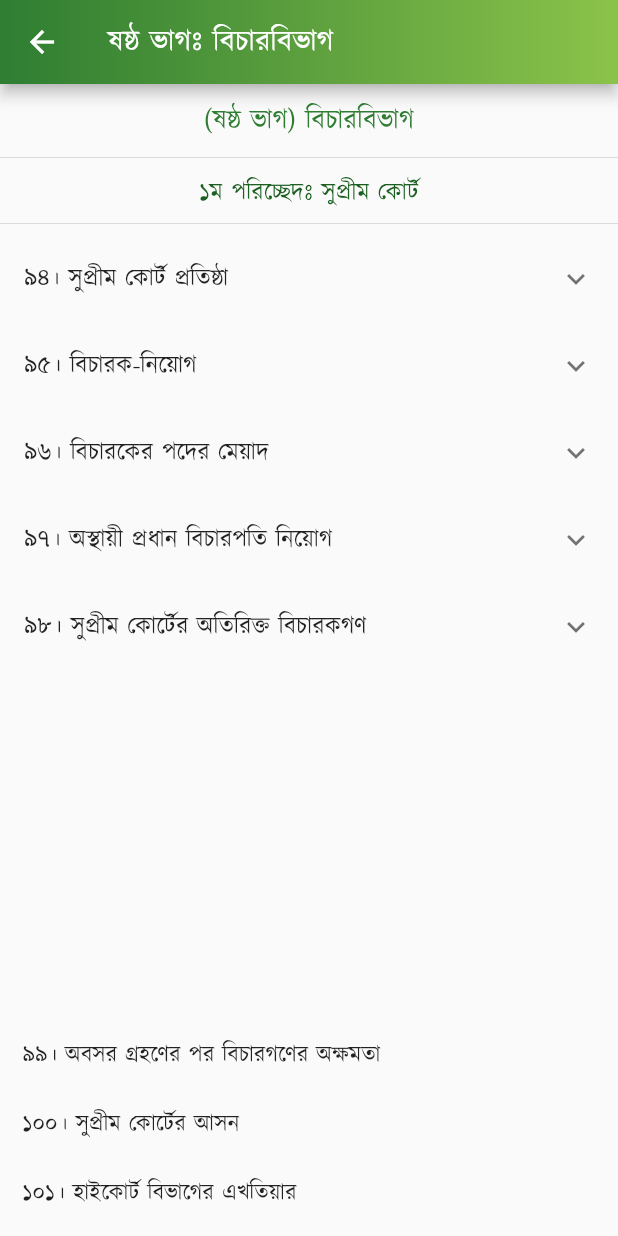
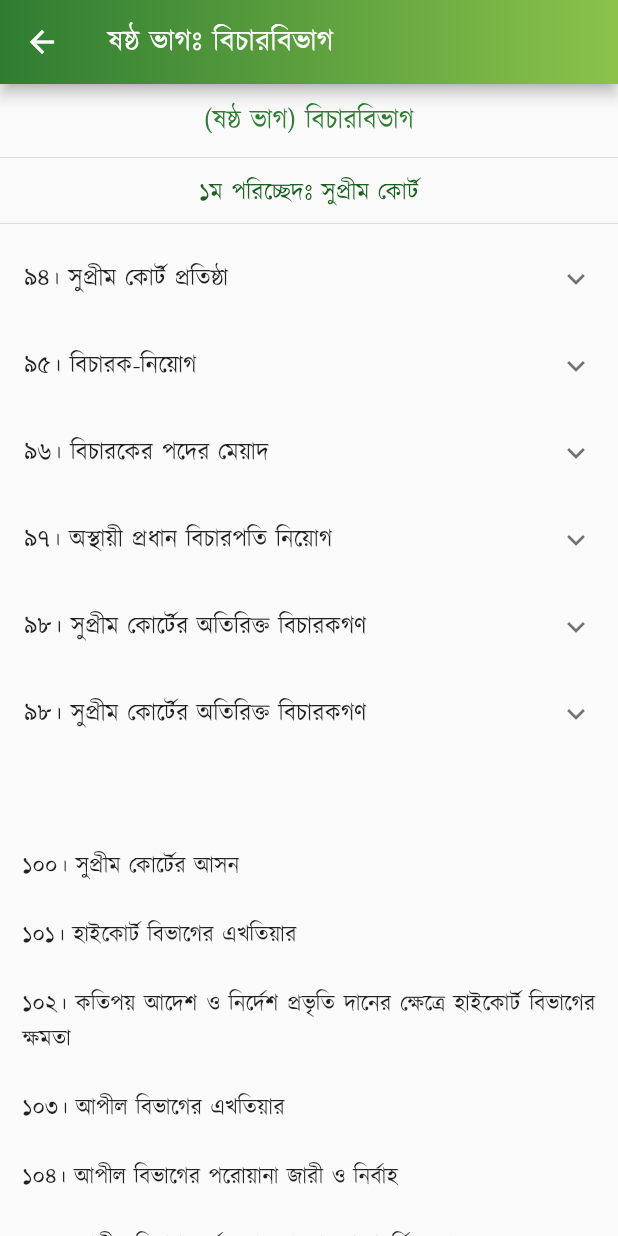
Before and after one commit to Azimul-Haque/flutter-onesignal, a Flutter app: the PartSix screen opened directly, on a phone screen of 412 x 824 dp. Run offline on Flutter 3.47's test engine with Material 2 defaults, Android fonts, the phone set to English and light mode, and no system bars; our stand-ins replace fluttertoast, package_info_plus, percent_indicator, shared_preferences, sqflite; missing offline and left inert: blinking_text, flutter_share, onesignal_flutter, slide_popup_dialog; accounts and stored records are empty; network calls fail.

Commit message:
Commit Fri 04/29/2022 13:48:02.15 17980

```diff
--- a/lib/pages/constitution/part6.dart
+++ b/lib/pages/constitution/part6.dart
@@ -132,11 +132,21 @@ class PartSix extends StatelessWidget {
               )),
             ],
           ),
+          ExpansionTile(
+            title: Text('৯৮। সুপ্রীম কোর্টের অতিরিক্ত বিচারকগণ'),
+            children: <Widget>[
+              ListTile(
+                  title: Text(
+                '৯৮। সংবিধানের ৯৪ অনুচ্ছেদের বিধানাবলী সত্ত্বেও রাষ্ট্রপতির নিকট সুপ্রীম কোর্টের কোন বিভাগের বিচারক-সংখ্যা সাময়িকভাবে বৃদ্ধি করা উচিত বলিয়া সন্তোষজনকভাবে প্রতীয়মান হইলে তিনি যথাযথ যোগ্যতাসম্পন্ন এক বা একাধিক ব্যক্তিকে অনধিক দুই বৎসরের জন্য অতিরিক্ত বিচারক নিযুক্ত করিতে পারিবেন, কিংবা তিনি উপযুক্ত বিবেচনা করিলে হাইকোর্ট বিভাগের কোন বিচারককে যে কোন অস্থায়ী মেয়াদের জন্য আপীল বিভাগের আসন গ্রহণের ব্যবস্থা করিতে পারিবেন: \nতবে শর্ত থাকে যে, অতিরিক্ত বিচারকরূপে নিযুক্ত (কোন ব্যক্তিকে এই সংবিধানের ৯৫ অনুচ্ছেদের অধীন বিচারকরূপে নিযুক্ত) হইতে কিংবা বর্তমান অনুচ্ছেদের অধীন আরও এক মেয়াদের জন্য অতিরিক্ত বিচারকরূপে নিযুক্ত হইতে বর্তমান অনুচ্ছেদের কোন কিছুই নিবৃত্ত করিবে না।',
+                textAlign: TextAlign.justify,
+              )),
+            ],
+          ),
           Padding(
             padding: EdgeInsets.all(15),
             child: Column(children: <Widget>[
               Text(
-                " \n\n \n\n \n\n \n\n \n\n৯৯। অবসর গ্রহণের পর বিচারগণের অক্ষমতা \n\n১০০। সুপ্রীম কোর্টের আসন \n\n১০১। হাইকোর্ট বিভাগের এখতিয়ার \n\n১০২। কতিপয় আদেশ ও নির্দেশ প্রভৃতি দানের ক্ষেত্রে হাইকোর্ট বিভাগের ক্ষমতা \n\n১০৩। আপীল বিভাগের এখতিয়ার \n\n১০৪। আপীল বিভাগের পরোয়ানা জারী ও নির্বাহ \n\n১০৫। আপীল বিভাগ কর্তৃক রায় বা আদেশ পুনর্বিবেচনা \n\n১০৬। সুপ্রীম কোর্টের উপদেষ্টামূলক এখতিয়ার \n\n১০৭। সুপ্রীম কোর্টের বিধি-প্রণয়ন-ক্ষমতা \n\n১০৮। 'কোর্ট অব রেকর্ড' রূপে সুপ্রীম কোর্ট \n\n১০৯। আদালতসমূহের উপর তত্ত্বাবধান ও নিয়ন্ত্রণ \n\n১১০। অধস্তন আদালত হইতে হাইকোর্ট বিভাগে মামলা স্থানান্তর \n\n১১১। সুপ্রীম কোর্টের রায়ের বাধ্যতামূলক কার্যকরতা \n\n১১২। সুপ্রীম কোর্টের সহায়তা \n\n১১৩। সুপ্রীম কোর্টের কর্মচারীগণ \n\n\n২য় পরিচ্ছেদঃ অধস্তন আদালত \n\n১১৪। অধস্তন আদালত-সমূহ প্রতিষ্ঠা \n\n১১৫। অধস্তন আদালতে নিয়োগ \n\n১১৬। অধস্তন আদালতসমূহের নিয়ন্ত্রণ ও শৃঙ্খলা \n\n১১৬ক। বিচারবিভাগীয় কর্মচারীগণ বিচারকার্য পালনের ক্ষেত্রে স্বাধীন \n\n\n৩য় পরিচ্ছেদঃ প্রশাসনিক ট্রাইব্যুনাল \n\n১১৭। প্রশাসনিক ট্রাইব্যুনালসমূহ \n\n\nষষ্ঠ ক ভাগ-জাতীয়দল [সংবিধান (পঞ্চদশ সংশোধন) আইন, ২০১১ (২০১১ সনের ১৪ নং আইন)-এর ৪১ ধারাবলে বিলুপ্ত।]",
+                "  \n\n১০০। সুপ্রীম কোর্টের আসন \n\n১০১। হাইকোর্ট বিভাগের এখতিয়ার \n\n১০২। কতিপয় আদেশ ও নির্দেশ প্রভৃতি দানের ক্ষেত্রে হাইকোর্ট বিভাগের ক্ষমতা \n\n১০৩। আপীল বিভাগের এখতিয়ার \n\n১০৪। আপীল বিভাগের পরোয়ানা জারী ও নির্বাহ \n\n১০৫। আপীল বিভাগ কর্তৃক রায় বা আদেশ পুনর্বিবেচনা \n\n১০৬। সুপ্রীম কোর্টের উপদেষ্টামূলক এখতিয়ার \n\n১০৭। সুপ্রীম কোর্টের বিধি-প্রণয়ন-ক্ষমতা \n\n১০৮। 'কোর্ট অব রেকর্ড' রূপে সুপ্রীম কোর্ট \n\n১০৯। আদালতসমূহের উপর তত্ত্বাবধান ও নিয়ন্ত্রণ \n\n১১০। অধস্তন আদালত হইতে হাইকোর্ট বিভাগে মামলা স্থানান্তর \n\n১১১। সুপ্রীম কোর্টের রায়ের বাধ্যতামূলক কার্যকরতা \n\n১১২। সুপ্রীম কোর্টের সহায়তা \n\n১১৩। সুপ্রীম কোর্টের কর্মচারীগণ \n\n\n২য় পরিচ্ছেদঃ অধস্তন আদালত \n\n১১৪। অধস্তন আদালত-সমূহ প্রতিষ্ঠা \n\n১১৫। অধস্তন আদালতে নিয়োগ \n\n১১৬। অধস্তন আদালতসমূহের নিয়ন্ত্রণ ও শৃঙ্খলা \n\n১১৬ক। বিচারবিভাগীয় কর্মচারীগণ বিচারকার্য পালনের ক্ষেত্রে স্বাধীন \n\n\n৩য় পরিচ্ছেদঃ প্রশাসনিক ট্রাইব্যুনাল \n\n১১৭। প্রশাসনিক ট্রাইব্যুনালসমূহ \n\n\nষষ্ঠ ক ভাগ-জাতীয়দল [সংবিধান (পঞ্চদশ সংশোধন) আইন, ২০১১ (২০১১ সনের ১৪ নং আইন)-এর ৪১ ধারাবলে বিলুপ্ত।]",
                 style:
                     TextStyle(color: Colors.black87, fontSize: 15, height: 1.5),
                 textAlign: TextAlign.justify,
```
